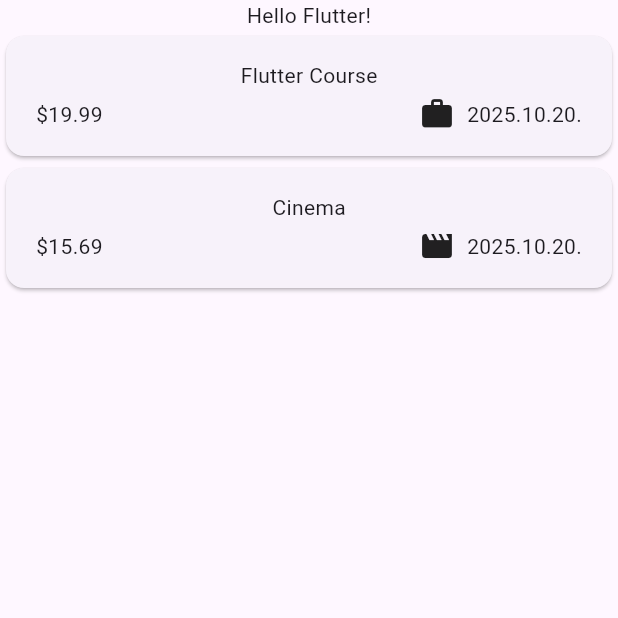
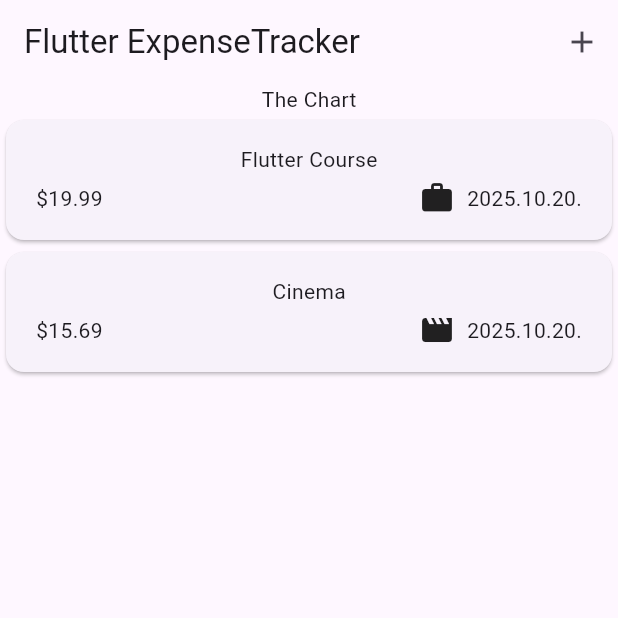
Before and after one commit to DanielHoman/flutter_expense_tracker, a Flutter app: the screen it shows after launch, on a phone screen of 412 x 824 dp, the top half of it. Run offline on Flutter 3.47's test engine with Material 3 defaults, Android fonts, the phone set to English and light mode, and no system bars.

Commit message:
Add new expense input feature with validation and dismissible expense items

```diff
--- a/lib/widgets/expenses.dart
+++ b/lib/widgets/expenses.dart
@@ -1,3 +1,4 @@
+import 'package:expense_tracker/widgets/new_expense.dart';
 import 'package:flutter/material.dart';
 import 'package:expense_tracker/models/expense.dart';
 import 'package:expense_tracker/widgets/expenses_list/expenses_list.dart';
@@ -27,13 +28,47 @@ class _ExpensesState extends State<Expenses> {
     ),
   ];
 
+  void _openAddExpenseOverlay() {
+    showModalBottomSheet(
+      isScrollControlled: true,
+      context: context,
+      builder: (ctx) => NewExpense(addExpense: _addExpense),
+    );
+  }
+
+  void _addExpense(Expense expense) {
+    setState(() {
+      _registeredExpenses.add(expense);
+    });
+  }
+
+  void _removeExpense(Expense expense) {
+    setState(() {
+      _registeredExpenses.remove(expense);
+    });
+  }
+
   @override
   Widget build(context) {
     return Scaffold(
+      appBar: AppBar(
+        title: const Text("Flutter ExpenseTracker"),
+        actions: [
+          IconButton(
+            onPressed: _openAddExpenseOverlay,
+            icon: const Icon(Icons.add),
+          ),
+        ],
+      ),
       body: Column(
         children: [
-          const Text("Hello Flutter!"),
-          Expanded(child: ExpensesList(expenses: _registeredExpenses)),
+          const Text("The Chart"),
+          Expanded(
+            child: ExpensesList(
+              expenses: _registeredExpenses,
+              removeExpense: _removeExpense,
+            ),
+          ),
         ],
       ),
     );
--- a/lib/widgets/expenses_list/expenses_list.dart
+++ b/lib/widgets/expenses_list/expenses_list.dart
@@ -3,15 +3,26 @@ import 'package:flutter/material.dart';
 import 'package:expense_tracker/models/expense.dart';
 
 class ExpensesList extends StatelessWidget {
-  const ExpensesList({super.key, required this.expenses});
+  const ExpensesList({
+    super.key,
+    required this.expenses,
+    required this.removeExpense,
+  });
 
   final List<Expense> expenses;
+  final void Function(Expense expense) removeExpense;
 
   @override
   Widget build(BuildContext context) {
     return ListView.builder(
       itemCount: expenses.length,
-      itemBuilder: (context, index) => ExpenseItem(expense: expenses[index]),
+      itemBuilder: (context, index) => Dismissible(
+        key: ValueKey(expenses[index].id),
+        child: ExpenseItem(expense: expenses[index]),
+        onDismissed: (direction) {
+          removeExpense(expenses[index]);
+        },
+      ),
     );
   }
 }
```
Also changed, not shown: lib/widgets/new_expense.dart (added, +167 -0 lines).
